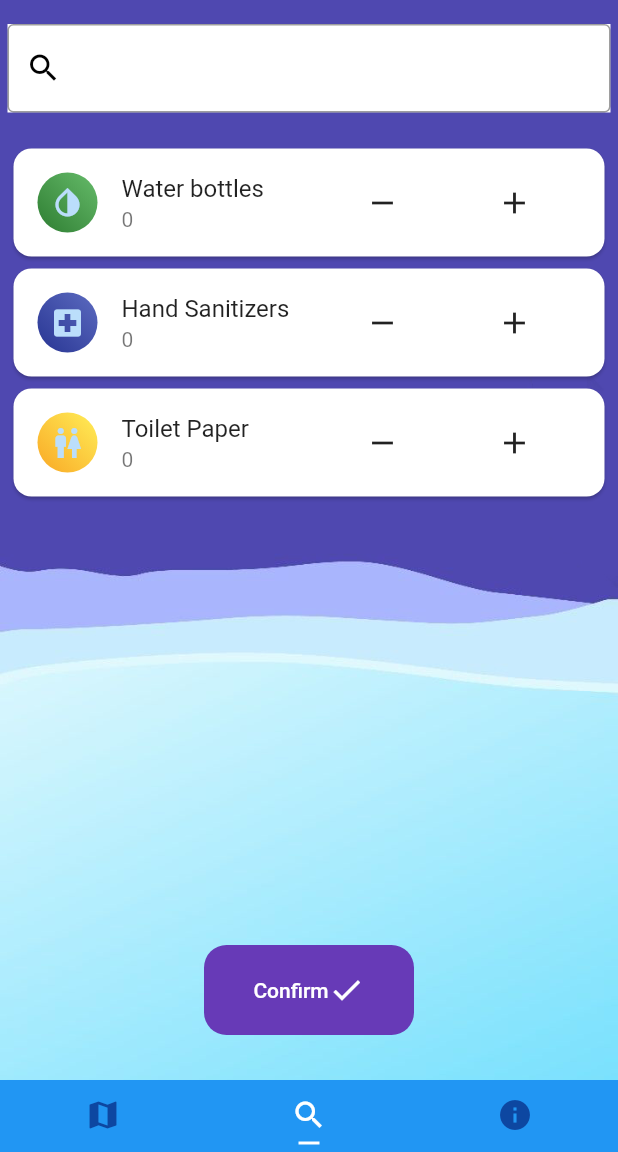
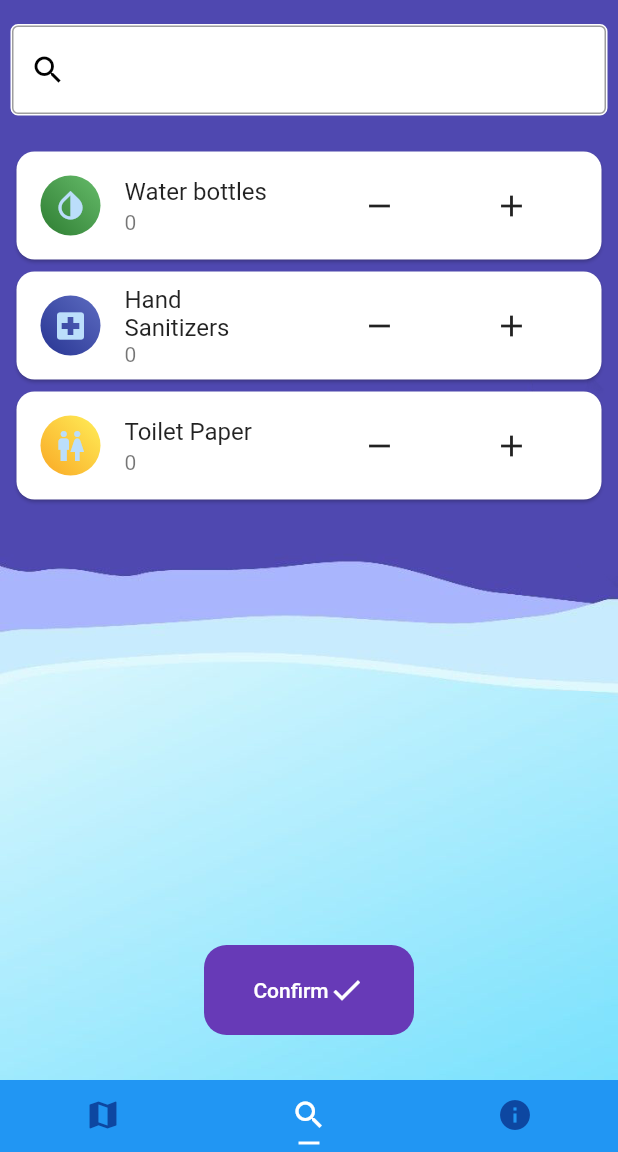
Before and after one commit to SaurontheMighty/HtoO, a Flutter app: the screen it shows after launch, item 2 of the bottom bar chosen, on a phone screen of 412 x 824 dp, the part 84-1236 px from its top. Run offline on Flutter 3.47's test engine with Material 2 defaults, Android fonts, the phone set to English and light mode, and no system bars; our stand-ins replace cloud_firestore, google_maps_flutter; accounts and stored records are empty.

Commit message:
some ui changes

```diff
--- a/lib/items.dart
+++ b/lib/items.dart
@@ -151,14 +151,24 @@ class _ItemsState extends State<Items> {
             fit: BoxFit.cover,
           ),
           ),
-          padding: EdgeInsets.fromLTRB(5, 16, 5, 30),
+          padding: EdgeInsets.fromLTRB(7, 16, 7, 30),
           child: Column(
             children: <Widget>[
               Container(
-                color: Colors.white,
+                decoration: BoxDecoration(
+                  color: Colors.white,
+                  border: Border.all(
+                  color: Colors.white,
+                ),
+                  borderRadius: BorderRadius.all(Radius.circular(5)),
+                ),
                 child: TextField(
                   controller: searchController,
+
                   decoration: InputDecoration(
+                    labelStyle: new TextStyle(
+                    color: Colors.amber
+                ),
                     border: new OutlineInputBorder(
                       borderSide: new BorderSide(
                         color: Colors.black
@@ -216,7 +226,9 @@ class _ItemsState extends State<Items> {
                       dbRef.collection("HtoO").getDocuments().then((QuerySnapshot snapshot) {
                         snapshot.documents.forEach((f) => print('${f.data["Water Bottle"]}}'));
                       });
-                      widget.callback({});//{StoreID: Latlng}
+                      widget.callback({
+
+                      });//{StoreID: Latlng}
                     },
                   ),
                 ),
--- a/lib/main.dart
+++ b/lib/main.dart
@@ -41,7 +41,7 @@ class _HomeState extends State<Home> {
             physics: NeverScrollableScrollPhysics(),
             children: [
               Maps(),
-              Items(callback: (val)=> setState((){ callback = val})),
+              Items(callback: (val)=> setState((){ callback = val;})),
               Tips()
             ],
           ),
--- a/lib/tips.dart
+++ b/lib/tips.dart
@@ -27,6 +27,7 @@ _launchURL() async {
     return Scaffold(
       appBar: AppBar(
         title: Text('H to O'),
+        elevation: 0,
         backgroundColor: Colors.deepPurple[800],
         actions: <Widget>[
           PopupMenuButton<String>(
```
